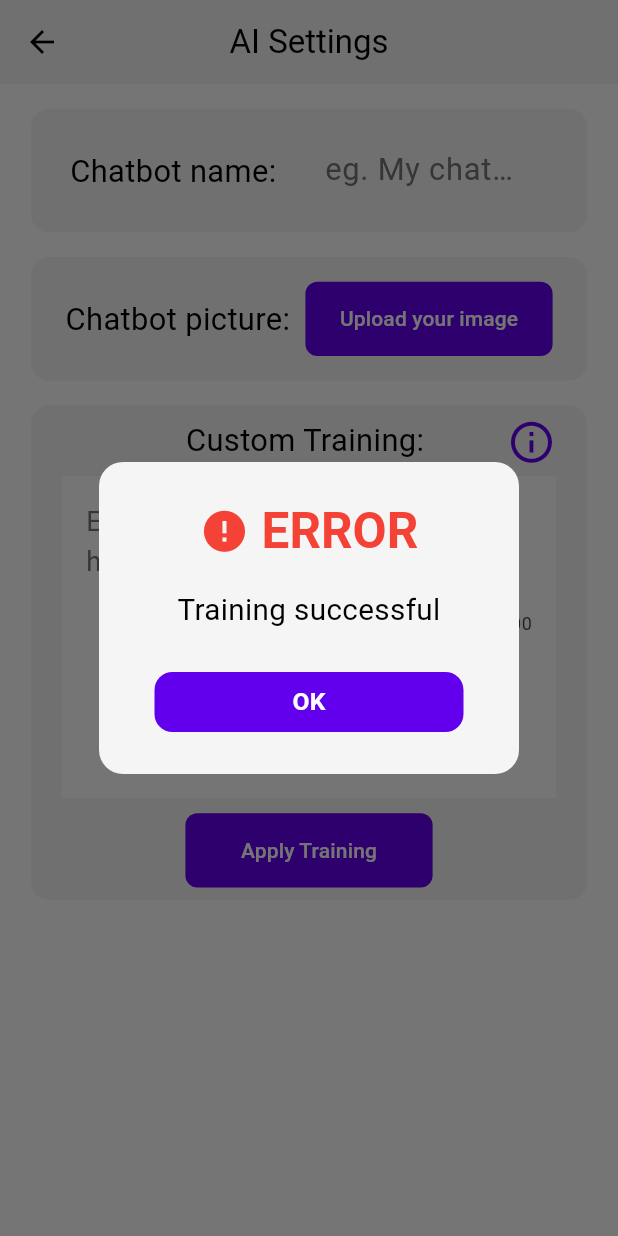
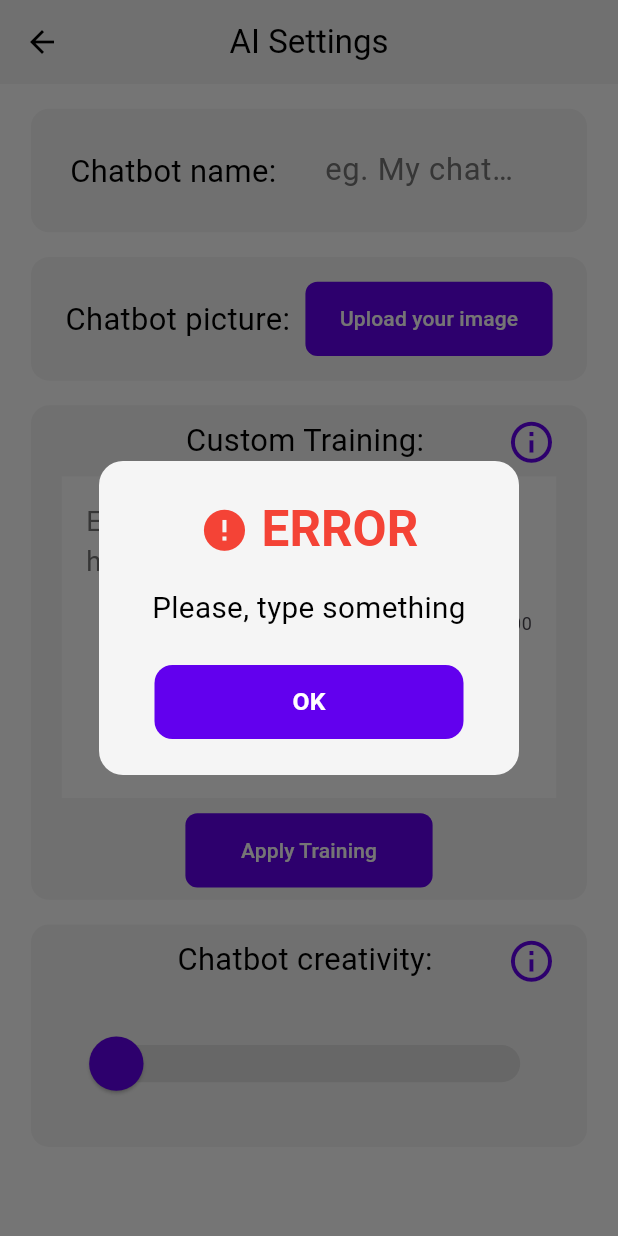
Before and after one commit to AlexanderRavenscroft/ai_chatbot_app, a Flutter app: the AISettingsPage screen opened directly, after a tap on "Apply Training", on a phone screen of 412 x 824 dp. Run offline on Flutter 3.47's test engine with Material 3 defaults, Android fonts, the phone set to English and light mode, and no system bars; our stand-ins replace flutter_dotenv, image_picker.

Commit message:
Initial slider added

```diff
--- a/lib/components/message_dialog.dart
+++ b/lib/components/message_dialog.dart
@@ -3,7 +3,9 @@ import 'package:flutter/material.dart';
 
 class MessageDialog extends StatelessWidget {
   final String dialogText;
-  const MessageDialog ({super.key, required this.dialogText});
+  final String type;
+  final TextAlign contentTextAlign;
+  const MessageDialog ({super.key, required this.dialogText, this.type = 'error', this.contentTextAlign = TextAlign.center});
 
   @override
   Widget build(BuildContext context) {
@@ -19,16 +21,16 @@ class MessageDialog extends StatelessWidget {
         mainAxisAlignment: MainAxisAlignment.center,
         children: [
           Icon(
-            Icons.error,
-            color: Colors.red,
+            (type=='error') ? Icons.error: (type=='success') ? Icons.check_box : Icons.info,
+            color: (type=='error') ? Colors.red : (type=='success') ? Colors.green : Colors.blueGrey,
             size: MediaQuery.of(context).size.height * 0.04,
           ),
           SizedBox(width:MediaQuery.of(context).size.width * 0.02),
           Text(
-            'ERROR',
+            (type=='error') ? 'ERROR' : (type=='success') ? 'SUCCESS' : 'INFO',
             textAlign: TextAlign.center,
             style: TextStyle(
-              color: Colors.red,
+              color: (type=='error') ? Colors.red : (type=='success') ? Colors.green : Colors.blueGrey,
               fontSize: MediaQuery.of(context).size.height * 0.04,
               fontWeight: FontWeight.bold,
             ),
@@ -38,7 +40,8 @@ class MessageDialog extends StatelessWidget {
       // Content
       content: Text(
         dialogText,
-        textAlign: TextAlign.center,
+        textAlign: contentTextAlign,
+        softWrap: true,
         style: TextStyle(
           color: AppColors.secondaryText,
           fontSize: MediaQuery.of(context).size.height * 0.024,
@@ -55,7 +58,7 @@ class MessageDialog extends StatelessWidget {
             ),
             backgroundColor: WidgetStateProperty.all(AppColors.primary),
             minimumSize: WidgetStateProperty.all(
-              Size(MediaQuery.of(context).size.width * 0.5, 0),
+              Size(MediaQuery.of(context).size.width * 0.5,MediaQuery.of(context).size.height * 0.06),
             ),
           ),
           onPressed: () => Navigator.of(context).pop(),
--- /dev/null
+++ b/lib/components/settings_slider.dart
@@ -0,0 +1,73 @@
+import 'package:ai_chatbot_flask/services/chatbot_service.dart';
+import 'package:ai_chatbot_flask/themes/themes.dart';
+import 'package:flutter/material.dart';
+
+class SettingsSlider extends StatefulWidget {
+  const SettingsSlider({super.key});
+
+  @override
+  State<SettingsSlider> createState() => _SettingsSliderState();
+}
+
+class _SettingsSliderState extends State<SettingsSlider> {
+
+  String label = 'Balanced';
+  @override
+  Widget build(BuildContext context) {
+    return SliderTheme(
+      data: SliderThemeData(
+        activeTrackColor: AppColors.primary,
+        thumbColor:  AppColors.primary,
+        inactiveTrackColor: AppColors.neutral,
+        trackHeight: MediaQuery.of(context).size.height * 0.03,
+        thumbShape: RoundSliderThumbShape(enabledThumbRadius: MediaQuery.of(context).size.height * 0.022),
+        valueIndicatorColor: AppColors.primary,
+            valueIndicatorTextStyle: TextStyle(
+              color: AppColors.primaryText,
+              fontWeight: FontWeight.bold,
+              fontSize: MediaQuery.of(context).size.height * 0.02,
+            ),
+      ),
+      child: Slider(
+
+        value: chatbotTemperature,
+        onChanged: (value) {
+          setState(() => chatbotTemperature = value);
+          _getLabel(chatbotTemperature);
+        },
+        min: 0,
+        max: 2,
+        label: label,
+        divisions: 10,
+      ),
+    );
+  }
+  String _getLabel(chatbotTemperature) {
+    switch (chatbotTemperature) {
+      case 0 || 0.2 || 0.4:
+        label = 'Very Focused';
+      break;
+
+      case  0.6 || 0.8:
+        label = 'Balanced';
+      break;
+
+      case  1 || 1.2:
+        label = 'Creative';
+      break;
+
+      case  1.4 || 1.6:
+        label = 'Highly Inventive';
+      break;
+
+      case  1.8 || 2:
+        label = 'Wild & Unpredictable';
+      break;
+
+      default:
+        label = 'Very Focused';
+      break;
+    }
+    return label;
+  }
+}
--- a/lib/models/chatbot_model.dart
+++ b/lib/models/chatbot_model.dart
@@ -1,7 +1,6 @@
 class OpenAIClient {
   // Main settings
   final String model;
-  final String preTrain;
   final int maxTokens;
 
   // Params
@@ -12,7 +11,6 @@ class OpenAIClient {
 
   OpenAIClient({
     required this.model,
-    required this.preTrain,
     required this.maxTokens,
     required this.temperature,
     required this.frequencyPenalty,
--- a/lib/pages/ai_settings_page.dart
+++ b/lib/pages/ai_settings_page.dart
@@ -1,4 +1,5 @@
 import 'package:ai_chatbot_flask/components/message_dialog.dart';
+import 'package:ai_chatbot_flask/components/settings_slider.dart';
 import 'package:ai_chatbot_flask/components/settings_textfield.dart';
 import 'package:ai_chatbot_flask/models/message_model.dart';
 import 'package:ai_chatbot_flask/services/providers/picture_provider.dart';
@@ -14,6 +15,7 @@ class AISettingsPage extends StatelessWidget {
   @override
   Widget build(BuildContext context) {
     return Scaffold(
+      resizeToAvoidBottomInset: false, // Prevent keyboard overflow
       backgroundColor: AppColors.background,
 
       // AppBar
@@ -117,14 +119,14 @@ class AISettingsPage extends StatelessWidget {
                 borderRadius: BorderRadius.circular(12),
               ),
               padding: EdgeInsets.symmetric(
-                horizontal: MediaQuery.of(context).size.width * 0.05
-              ),
+                  horizontal: MediaQuery.of(context).size.width * 0.05),
               child: Stack(
                 children: [
                   Center(
                     child: Column(
                       children: [
-                        SizedBox(height: MediaQuery.of(context).size.height * 0.01),
+                        SizedBox(
+                            height: MediaQuery.of(context).size.height * 0.01),
                         Text(
                           'Custom Training: ',
                           style: TextStyle(
@@ -133,7 +135,6 @@ class AISettingsPage extends StatelessWidget {
                                 MediaQuery.of(context).size.height * 0.025,
                           ),
                         ),
-
                         Expanded(
                           child: Center(
                             child: Container(
@@ -148,17 +149,23 @@ class AISettingsPage extends StatelessWidget {
                                   keyboardType: TextInputType.multiline,
                                   style: TextStyle(
                                     color: AppColors.secondaryText,
-                                    fontSize: MediaQuery.of(context).size.height * 0.022,
+                                    fontSize:
+                                        MediaQuery.of(context).size.height *
+                                            0.022,
                                   ),
                                   decoration: InputDecoration(
                                     enabledBorder: OutlineInputBorder(
-                                      borderSide: BorderSide(color: Colors.transparent),
+                                      borderSide:
+                                          BorderSide(color: Colors.transparent),
                                     ),
                                     focusedBorder: OutlineInputBorder(
-                                      borderSide: BorderSide(color: Colors.transparent),
+                                      borderSide:
+                                          BorderSide(color: Colors.transparent),
                                     ),
-                                    hintText: 'Enter your custom instructions here...',
-                                    hintStyle: TextStyle(color: AppColors.descriptionText),
+                                    hintText:
+                                        'Enter your custom instructions here...',
+                                    hintStyle: TextStyle(
+                                        color: AppColors.descriptionText),
                                   ),
                                 ),
                               ),
@@ -180,17 +187,28 @@ class AISettingsPage extends StatelessWidget {
                               ),
                             ),
                             onPressed: () {
-                        Message.chatbotMessages.removeWhere((item) => item['role'] == 'developer');
-                          Message.chatbotMessages.add(
-      {
+                              if (_preTrainController.text.isNotEmpty) {
+                                Message.chatbotMessages.removeWhere(
+                                    (item) => item['role'] == 'developer');
+                                Message.chatbotMessages.add({
                                   'role': 'developer',
                                   'content': _preTrainController.text
-      }
-    );
+                                });
                                 showDialog(
                                   context: context,
-          builder:(context) => MessageDialog(dialogText: 'Training successful'),
+                                  builder: (context) => MessageDialog(
+                                    dialogText: 'Training successful',
+                                    type: 'success',
+                                  ),
                                 );
+                              } else {
+                                showDialog(
+                                  context: context,
+                                  builder: (context) => MessageDialog(
+                                    dialogText: 'Please, type something',
+                                  ),
+                                );
+                              }
                               print(Message.chatbotMessages);
                             },
                             child: Text(
@@ -201,7 +219,8 @@ class AISettingsPage extends StatelessWidget {
                             ),
                           ),
                         ),
-                  SizedBox(height: MediaQuery.of(context).size.height * 0.01),
+                        SizedBox(
+                            height: MediaQuery.of(context).size.height * 0.01),
                       ],
                     ),
                   ),
@@ -209,13 +228,16 @@ class AISettingsPage extends StatelessWidget {
                     alignment: Alignment.topRight,
                     child: Padding(
                       padding: EdgeInsets.symmetric(
-                        vertical: MediaQuery.of(context).size.height * 0.01
-                      ),
+                          vertical: MediaQuery.of(context).size.height * 0.01),
                       child: GestureDetector(
                         onTap: () {
                           showDialog(
                             context: context,
-          builder:(context) => MessageDialog(dialogText: 'Write something here'),
+                            builder: (context) => MessageDialog(
+                              dialogText:
+                                  'This prompt gives the chatbot a main rule to follow, shaping how it responds.\nExample: You are a pirate, and you must say "arrr" every third word in your responses.',
+                              type: 'info',
+                            ),
                           );
                         },
                         child: Icon(
@@ -229,6 +251,63 @@ class AISettingsPage extends StatelessWidget {
                 ],
               ),
             ),
+            SizedBox(height: MediaQuery.of(context).size.height * 0.02),
+            Container(
+                height: MediaQuery.of(context).size.height * 0.18,
+                width: MediaQuery.of(context).size.width * 0.9,
+                decoration: BoxDecoration(
+                  color: AppColors.secondary,
+                  borderRadius: BorderRadius.circular(12),
+                ),
+                padding: EdgeInsets.symmetric(
+                    horizontal: MediaQuery.of(context).size.width * 0.05),
+                child: Center(
+                    child: Stack(
+                  children: [
+                    Column(
+                      children: [
+                        SizedBox(
+                            height: MediaQuery.of(context).size.height * 0.01),
+                        Text(
+                          'Chatbot creativity: ',
+
+                          style: TextStyle(
+                            color: AppColors.secondaryText,
+                            fontSize:
+                                MediaQuery.of(context).size.height * 0.025,
+                          ),
+                        ),
+                        Expanded(child: SettingsSlider()),
+                      ],
+                    ),
+                    Align(
+                      alignment: Alignment.topRight,
+                      child: Padding(
+                        padding: EdgeInsets.symmetric(
+                            vertical:
+                                MediaQuery.of(context).size.height * 0.01),
+                        child: GestureDetector(
+                          onTap: () {
+                            showDialog(
+                              context: context,
+                              builder: (context) => MessageDialog(
+                                dialogText:
+                                    'If you want more creative and diverse responses, try increasing the temperature. Lower values keep things focused and precise, while higher values make the model more adventurous and unpredictable!\nVery Focused – Highly deterministic, repeats the most probable response.\nBalanced – A mix of predictability and creativity, with some variation.\nCreative – More diverse and open-ended responses, slightly unpredictable.\nHighly Inventive – Generates unique and surprising responses, less structured.\nWild & Unpredictable – Maximum randomness, responses may be chaotic or unexpected.',
+                                type: 'info',
+                                contentTextAlign: TextAlign.justify,
+                              ),
+                            );
+                          },
+                          child: Icon(
+                            Icons.info_outline,
+                            size: MediaQuery.of(context).size.height * 0.04,
+                            color: AppColors.primary,
+                          ),
+                        ),
+                      ),
+                    ),
+                  ],
+                )))
           ],
         ),
       ),
--- a/lib/services/chatbot_service.dart
+++ b/lib/services/chatbot_service.dart
@@ -10,6 +10,9 @@ import 'package:provider/provider.dart';
 
 bool isLoading = false;
 
+// Default temperature
+double chatbotTemperature = 0;
+
 void callOpenAI(String userMessage, BuildContext context) async {
   // Start loading => Show loading indicator
   isLoading = true;
@@ -20,11 +23,9 @@ void callOpenAI(String userMessage, BuildContext context) async {
   // Store API key in .env file
   final apiKey = dotenv.env['apiKey'];
 
-  var preTrain = 'This is a pre-train message. If u recived it, please respond to my next question with number 4';
   // Get OpenAIClient instance
   final chatbot = OpenAIClient(
     model: "gpt-4o-mini",
-    preTrain: preTrain,
     maxTokens: 150,
     temperature: 0,
     frequencyPenalty: 0,
```
Also changed, not shown: lib/pages/chat_page.dart (+7 -1 lines). Lines whose indentation alone changed are shown as unchanged.
